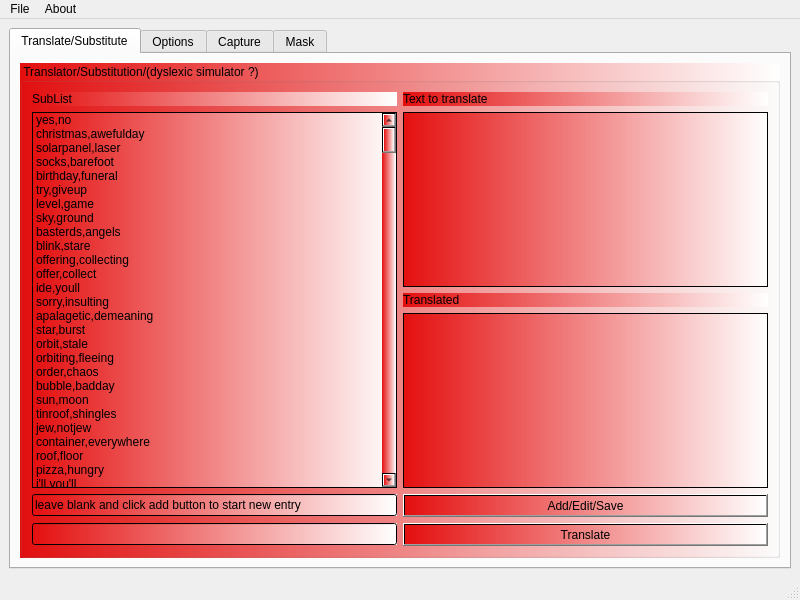
netpipe/RightHand, file mainwindow.ui: the form before one commit.
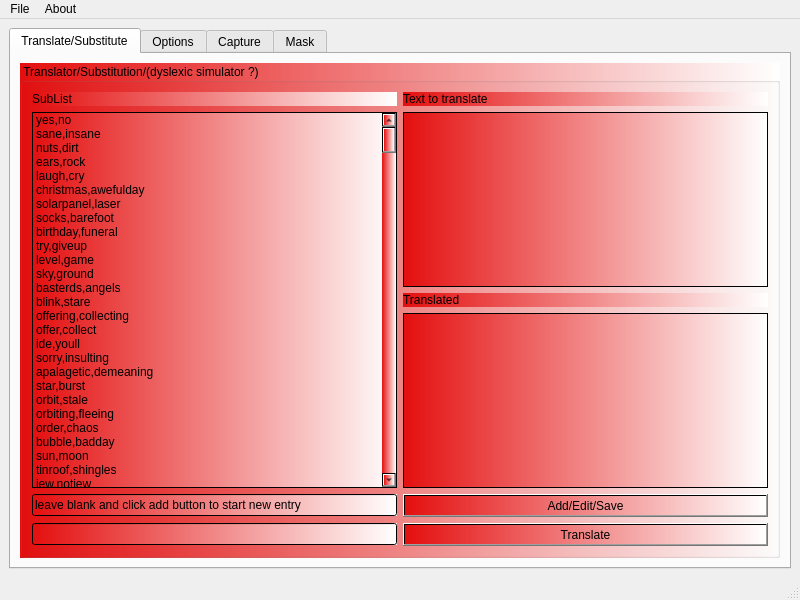
The form after the commit.

Patch:
```diff
--- a/mainwindow.ui
+++ b/mainwindow.ui
@@ -98,6 +98,26 @@
                <string>yes,no</string>
               </property>
              </item>
+             <item>
+              <property name="text">
+               <string>sane,insane</string>
+              </property>
+             </item>
+             <item>
+              <property name="text">
+               <string>nuts,dirt</string>
+              </property>
+             </item>
+             <item>
+              <property name="text">
+               <string>ears,rock</string>
+              </property>
+             </item>
+             <item>
+              <property name="text">
+               <string>laugh,cry</string>
+              </property>
+             </item>
              <item>
               <property name="text">
                <string>christmas,awefulday</string>
```
